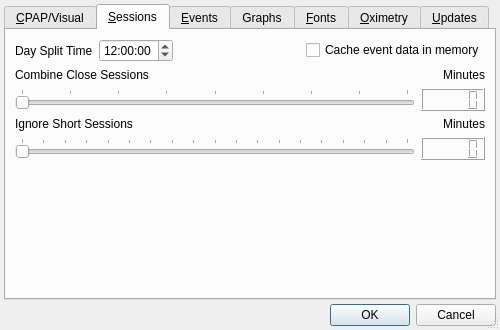
Before: the Qt Designer form preferencesdialog.ui in sbonaime/sleepyhead-code., drawn with Qt 5.
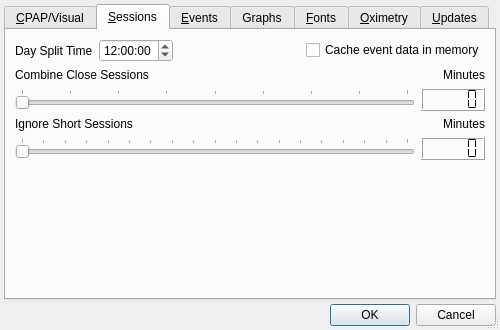
After: the same form once the commit is applied. The open tabs and pages were chosen to show the change.

Diff of the .ui file:
```diff
--- a/preferencesdialog.ui
+++ b/preferencesdialog.ui
@@ -353,6 +353,9 @@
            <property name="frameShape">
             <enum>QFrame::Box</enum>
            </property>
+           <property name="segmentStyle">
+            <enum>QLCDNumber::Flat</enum>
+           </property>
           </widget>
          </item>
         </layout>
@@ -415,6 +418,9 @@
            <property name="frameShape">
             <enum>QFrame::Box</enum>
            </property>
+           <property name="segmentStyle">
+            <enum>QLCDNumber::Flat</enum>
+           </property>
           </widget>
          </item>
         </layout>
```
